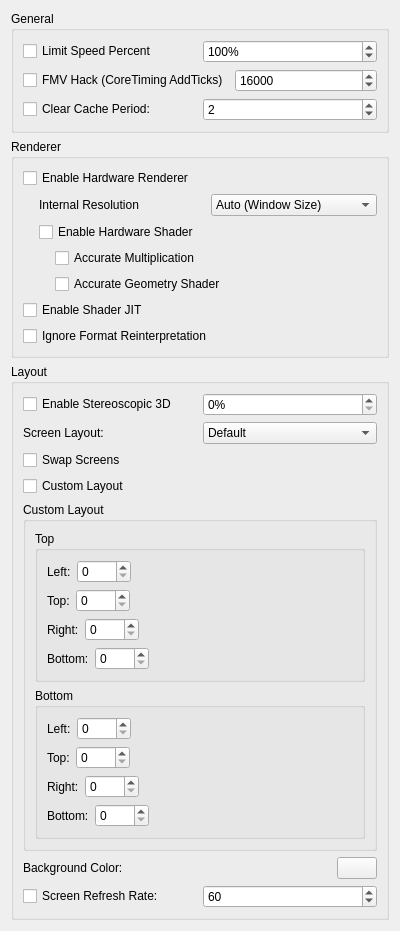
The window that src/citra_qt/configuration/configure_graphics.ui (terrascura/citra) describes before a commit, drawn with Qt 5.
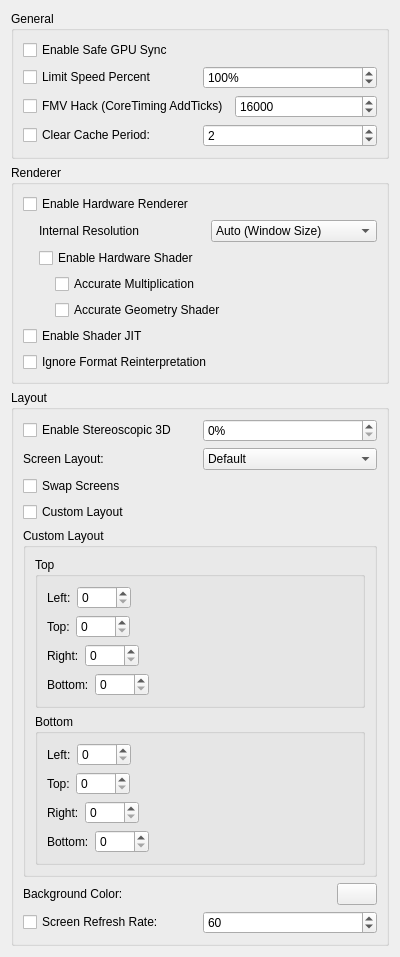
The same window after the commit.

Commit message: nagisc007's safe GPU update

Diff of the .ui file:
```diff
--- a/src/citra_qt/configuration/configure_graphics.ui
+++ b/src/citra_qt/configuration/configure_graphics.ui
@@ -20,6 +20,13 @@
       <string>General</string>
      </property>
      <layout class="QVBoxLayout" name="verticalLayout_2">
+      <item>
+       <widget class="QCheckBox" name="toggle_glsync">
+        <property name="text">
+         <string>Enable Safe GPU Sync</string>
+        </property>
+       </widget>
+      </item>
       <item>
        <layout class="QHBoxLayout" name="horizontalLayout_2">
         <item>
```
The commit also changes 6 other files.
